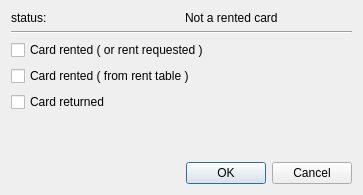
The window that quickevent/app/quickevent/plugins/Runs/src/cardflagsdialog.ui (Quick-Event/quickbox) describes before a commit, drawn with Qt 5.
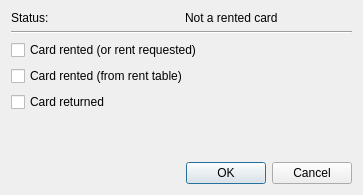
The same window after the commit.

Commit message: feat: UI improvements, typos

The edit to the form file:
```diff
--- a/quickevent/app/quickevent/plugins/Runs/src/cardflagsdialog.ui
+++ b/quickevent/app/quickevent/plugins/Runs/src/cardflagsdialog.ui
@@ -19,7 +19,7 @@
      <item>
       <widget class="QLabel" name="label_2">
        <property name="text">
-        <string>status:</string>
+        <string>Status:</string>
        </property>
       </widget>
      </item>
@@ -42,7 +42,7 @@
    <item>
     <widget class="QCheckBox" name="cbxCardLent">
      <property name="text">
-      <string>Card rented ( or rent requested )</string>
+      <string>Card rented (or rent requested)</string>
      </property>
     </widget>
    </item>
@@ -52,7 +52,7 @@
       <string>Card exists in cards to rent table, File-&gt;Settings-&gt;Cards to rent</string>
      </property>
      <property name="text">
-      <string>Card rented ( from rent table )</string>
+      <string>Card rented (from rent table)</string>
      </property>
     </widget>
    </item>
```
The commit also changes 2 other files.
